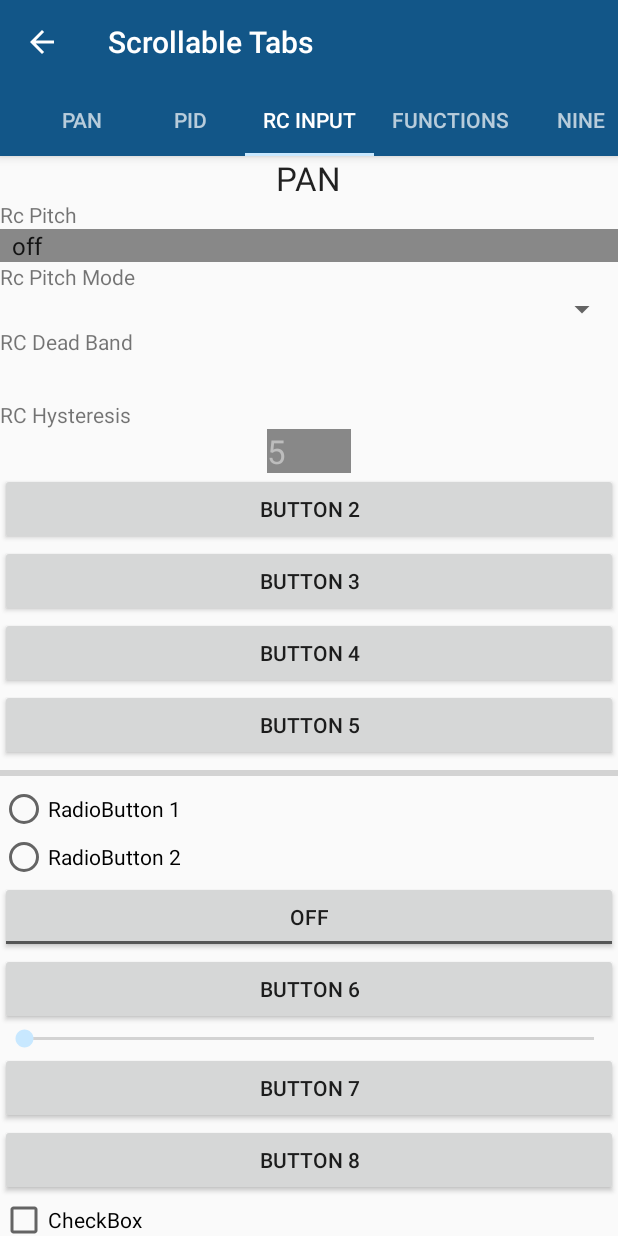
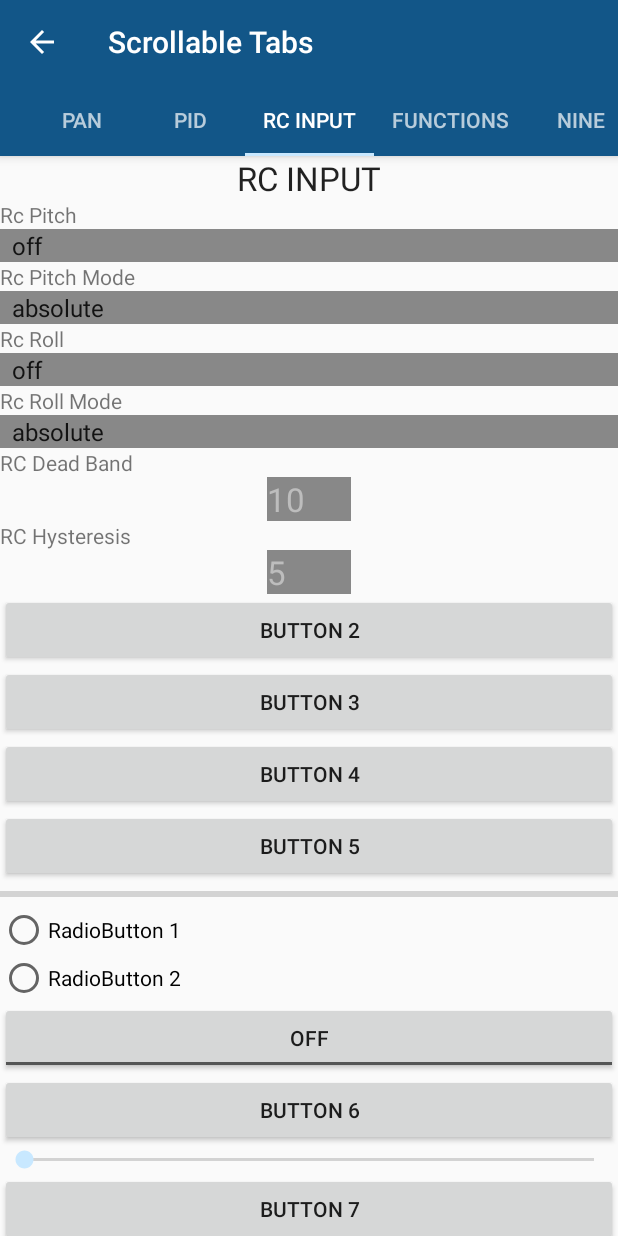
Before and after one commit to maciek252/STorM32_GUI_Android, an Android app: the screen it shows after launch (ScrollableTabsActivity), tab 5 chosen, on a phone screen of 412 x 824 dp. Run offline under Robolectric (Android 15) with nearby library versions, the phone set to English and light mode, and no system bars.

Commit message:
more and more options...

```diff
--- a/app/src/main/java/info/androidhive/materialtabs/fragments/SevenFragment.java
+++ b/app/src/main/java/info/androidhive/materialtabs/fragments/SevenFragment.java
@@ -14,8 +14,12 @@ import info.androidhive.materialtabs.R;
 
 public class SevenFragment extends IntermediateFragment{
 
+    TextView tv_deadBand = null;
     TextView tv_rcHysteresis = null;
     Spinner sp_rcPitch = null;
+    Spinner sp_rcPitchMode = null;
+    Spinner sp_rcRoll = null;
+    Spinner sp_rcRollMode = null;
 
     public SevenFragment() {
         // Required empty public constructor
@@ -36,14 +40,23 @@ public class SevenFragment extends IntermediateFragment{
         removeControlsFromTables();
 
          tv_rcHysteresis = (TextView) v.findViewById(R.id.textView_rcInput_rcHysteresis);
+        tv_deadBand = (TextView) v.findViewById(R.id.textView_rcInput_rcDeadBand);
         sp_rcPitch = (Spinner) v.findViewById(R.id.spinner_RcInput_rcPitch);
+        sp_rcPitchMode = (Spinner) v.findViewById(R.id.spinner_rcInput_rcPitchMode);
+
+        sp_rcRoll = (Spinner) v.findViewById(R.id.spinner_rcInput_rcRoll);
+        sp_rcRollMode = (Spinner) v.findViewById(R.id.spinner_rcInput_rcRollMode);
 
         //spinner_panControlMode = (Spinner) v.findViewById(R.id.spinner_6_panControlMode);
         //addPairSpinner(v, spinner_panModeDefaultSetting, 66);
 
         //addPair(v, R.id.textView_6_pid, optionList.lowVoltageLimitInt);
         addPairTv(v, tv_rcHysteresis, 105);
+        addPairTv(v, tv_deadBand, 43);
         addPairSpinner(v, sp_rcPitch, 44);
+        addPairSpinner(v, sp_rcPitchMode, 45);
+        addPairSpinner(v, sp_rcRoll, 51);
+        addPairSpinner(v, sp_rcRollMode, 52);
 
 //        updateGUI();
         updateAllControlsAccordingToOptionList();
--- a/app/src/main/java/info/androidhive/materialtabs/storm32/optionList.java
+++ b/app/src/main/java/info/androidhive/materialtabs/storm32/optionList.java
@@ -312,6 +312,40 @@ public class optionList {
         );
 
         /*
+        name => 'Rc Roll',
+  type => 'OPTTYPE_LISTA', len => 0, ppos => 0, min => 0, max => $FunctionInputMax, default => 0, steps => 1,
+  size => 1,
+  adr => 51,
+  choices => \@FunctionInputChoicesList,
+  column => 3,
+},
+*/
+        addOption(
+                new OptionListA("Rc Roll",
+                        0,0,0,functionInputChoicesList.length-1,0,1,1,51,
+                        functionInputChoicesList
+                )
+        );
+
+
+        /*
+{
+  name => 'Rc Roll Mode',
+  type => 'OPTTYPE_LISTA', len => 0, ppos => 0, min => 0, max => 2, default => 0, steps => 1,
+  size => 1,
+  adr => 52,
+  choices => [ 'absolute', 'relative', 'absolute centered'],
+},
+         */
+
+        addOption(
+                new OptionListA("Rc Roll Mode",
+                        0,0,0,2,0,1,1,52,
+                        new String[]{"absolute", "relative", "absolute centered"}
+                )
+        );
+
+        /*
         {
   name => 'Rc Dead Band',
   type => 'OPTTYPE_UI', len => 0, ppos => 0, min => 0, max => 50, default => 10, steps => 1,
@@ -321,6 +355,14 @@ public class optionList {
   expert=> 3,
 },
 */
+        addOption(
+                new OptionNumber("Rc Dead Band",
+                        OptionNumber.NumberType.UnsignedInt,
+                        0, 0,0,50,10,1,2,43, "us")
+        );
+
+
+
 /*
 name => 'Rc Pitch',
   type => 'OPTTYPE_LISTA', len => 0, ppos => 0, min => 0, max => $FunctionInputMax, default => 0, steps => 1,
@@ -335,6 +377,21 @@ name => 'Rc Pitch',
                 new OptionListA("44 Rc Pitch",
                         0,0,0,functionInputChoicesList.length-1,0,1,1,44,
                         functionInputChoicesList
+                )
+        );
+/*
+{  name => 'Rc Pitch Mode',
+  type => 'OPTTYPE_LISTA', len => 0, ppos => 0, min => 0, max => 2, default => 0, steps => 1,
+  size => 1,
+  adr => 45,
+  choices => [ 'absolute', 'relative', 'absolute centered'],
+}
+ */
+
+        addOption(
+                new OptionListA("Rc Pitch Mode",
+                        0,0,0,2,0,1,1,45,
+                        new String[] {"absolute", "relative", "absolute centered"}
                 )
         );
 
--- a/app/src/main/res/layout/fragment_seven.xml
+++ b/app/src/main/res/layout/fragment_seven.xml
@@ -13,7 +13,7 @@
             android:layout_width="wrap_content"
             android:layout_height="wrap_content"
             android:textAppearance="?android:attr/textAppearanceLarge"
-            android:text="PAN"
+            android:text="RC INPUT"
             android:id="@+id/textView16"
             android:layout_gravity="center_horizontal" />
 
@@ -41,6 +41,31 @@
             android:layout_height="wrap_content"
             android:id="@+id/spinner_rcInput_rcPitchMode"
             android:spinnerMode="dropdown" />
+
+        <TextView
+            android:layout_width="wrap_content"
+            android:layout_height="wrap_content"
+            android:text="Rc Roll"
+            android:id="@+id/textView_rcRoll" />
+
+        <Spinner
+            android:layout_width="match_parent"
+            android:layout_height="wrap_content"
+            android:id="@+id/spinner_rcInput_rcRoll"
+            android:spinnerMode="dropdown" />
+
+        <TextView
+            android:layout_width="wrap_content"
+            android:layout_height="wrap_content"
+            android:text="Rc Roll Mode"
+            android:id="@+id/textView_rollMode" />
+
+        <Spinner
+            android:layout_width="match_parent"
+            android:layout_height="wrap_content"
+            android:id="@+id/spinner_rcInput_rcRollMode"
+            android:spinnerMode="dropdown" />
+
 
         <TextView
             android:layout_width="wrap_content"
```
